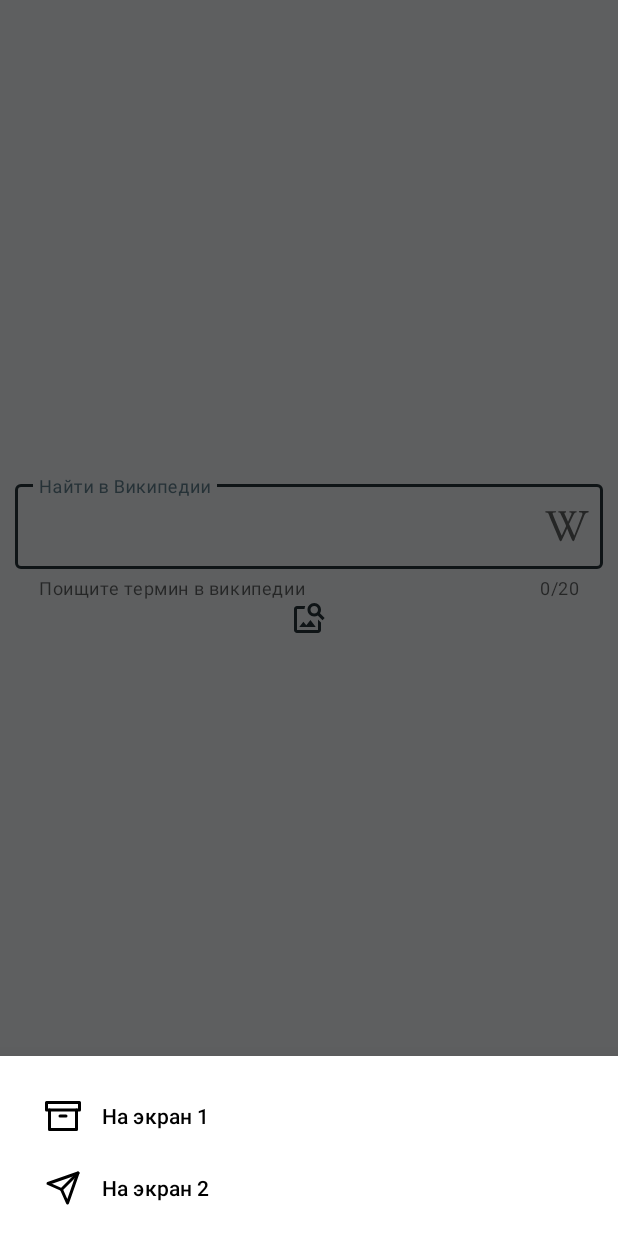
After one commit to MariLeva/Material, an Android app: the fragment BottomNavigationDrawerFragment placed in its activity, on a phone screen of 412 x 824 dp. The commit adds this screen. Run offline under Robolectric (Android 15) with nearby library versions, the phone set to English and light mode, and no system bars; pictures from the network do not load.

Commit message:
Урок 1. Добавила нижнюю навигацию

```diff
--- /dev/null
+++ b/app/src/main/java/ru/geekbrains/material/view/BottomNavigationDrawerFragment.kt
@@ -0,0 +1,51 @@
+package ru.geekbrains.material.view
+
+import android.os.Bundle
+import android.util.Log
+import android.view.LayoutInflater
+import android.view.View
+import android.view.ViewGroup
+import com.google.android.material.bottomsheet.BottomSheetDialogFragment
+import ru.geekbrains.material.R
+import ru.geekbrains.material.databinding.BottomNavigationLayoutBinding
+
+class BottomNavigationDrawerFragment : BottomSheetDialogFragment() {
+
+    private var _binding: BottomNavigationLayoutBinding? = null
+    val binding: BottomNavigationLayoutBinding get() = _binding!!
+
+    override fun onCreateView(
+        inflater: LayoutInflater,
+        container: ViewGroup?,
+        savedInstanceState: Bundle?
+    ): View? {
+        _binding = BottomNavigationLayoutBinding.inflate(inflater, container, false)
+        return binding.root
+    }
+
+    override fun onViewCreated(view: View, savedInstanceState: Bundle?) {
+        super.onViewCreated(view, savedInstanceState)
+
+        binding.designNavigationView.setNavigationItemSelectedListener {
+            when (it.itemId) {
+                R.id.navigation_one -> {
+                    Log.d("@@@", R.string.navigation_one.toString())
+                }
+                R.id.navigation_two -> {
+                    Log.d("@@@", R.string.navigation_two.toString())
+                }
+            }
+            true
+        }
+    }
+
+    override fun onDestroy() {
+        super.onDestroy()
+        _binding = null
+    }
+
+    companion object {
+        @JvmStatic
+        fun newInstance() = BottomSheetDialogFragment()
+    }
+}
--- a/app/src/main/java/ru/geekbrains/material/view/PictureOfTheDayFragment.kt
+++ b/app/src/main/java/ru/geekbrains/material/view/PictureOfTheDayFragment.kt
@@ -5,14 +5,14 @@
 import androidx.lifecycle.ViewModelProvider
 import android.os.Bundle
 import android.util.Log
+import android.view.*
 import androidx.fragment.app.Fragment
-import android.view.LayoutInflater
-import android.view.View
-import android.view.ViewGroup
 import androidx.constraintlayout.widget.ConstraintLayout
 import androidx.lifecycle.Observer
 import coil.load
 import com.google.android.material.bottomsheet.BottomSheetBehavior
+import ru.geekbrains.material.MainActivity
+import ru.geekbrains.material.R
 import ru.geekbrains.material.viewmodel.PictureOfTheDayViewModel
 import ru.geekbrains.material.databinding.FragmentPictureOfTheDayBinding
 
@@ -61,6 +61,9 @@
                     Uri.parse("https://en.wikipedia.org/wiki/${binding.inputEditText.text.toString()}")
             })
         }
+
+        (requireActivity() as MainActivity).setSupportActionBar(binding.bottomAppBar)
+        setHasOptionsMenu(true)
     }
 
     private fun renderData(pictureOfTheDayData: PictureOfTheDayData) {
@@ -99,4 +102,28 @@
         })
     }
 
+    override fun onCreateOptionsMenu(menu: Menu, inflater: MenuInflater) {
+        super.onCreateOptionsMenu(menu, inflater)
+        inflater.inflate(R.menu.menu_bottom_bar, menu)
+    }
+
+    override fun onOptionsItemSelected(item: MenuItem): Boolean {
+        when (item.itemId) {
+            R.id.app_bar_fav -> {
+                Log.d("@@@", "app_bar_fav")
+            }
+            R.id.app_bar_setting -> {
+                Log.d("@@@", "app_bar_setting")
+            }
+            android.R.id.home -> {
+                BottomNavigationDrawerFragment().show(
+                    requireActivity().supportFragmentManager,
+                    "tag"
+                )
+
+            }
+        }
+        return super.onOptionsItemSelected(item)
+    }
+
 }
--- /dev/null
+++ b/app/src/main/res/drawable/ic_archive.xml
@@ -0,0 +1,27 @@
+<vector xmlns:android="http://schemas.android.com/apk/res/android"
+    android:width="24dp"
+    android:height="24dp"
+    android:viewportWidth="24"
+    android:viewportHeight="24">
+    <path
+        android:fillColor="@android:color/transparent"
+        android:pathData="M21,8l0,13l-18,0l0,-13"
+        android:strokeWidth="2"
+        android:strokeColor="@color/blue_gray_900"
+        android:strokeLineCap="round"
+        android:strokeLineJoin="round" />
+    <path
+        android:fillColor="@android:color/transparent"
+        android:pathData="M1,3h22v5h-22z"
+        android:strokeWidth="2"
+        android:strokeColor="@color/blue_gray_900"
+        android:strokeLineCap="round"
+        android:strokeLineJoin="round" />
+    <path
+        android:fillColor="@android:color/transparent"
+        android:pathData="M10,12L14,12"
+        android:strokeWidth="2"
+        android:strokeColor="@color/blue_gray_900"
+        android:strokeLineCap="round"
+        android:strokeLineJoin="round" />
+</vector>
--- /dev/null
+++ b/app/src/main/res/drawable/ic_baseline_menu_24.xml
@@ -0,0 +1,5 @@
+<vector android:height="24dp" android:tint="@color/blue_gray_900"
+    android:viewportHeight="24" android:viewportWidth="24"
+    android:width="24dp" xmlns:android="http://schemas.android.com/apk/res/android">
+    <path android:fillColor="@android:color/white" android:pathData="M3,18h18v-2L3,16v2zM3,13h18v-2L3,11v2zM3,6v2h18L21,6L3,6z"/>
+</vector>
--- /dev/null
+++ b/app/src/main/res/drawable/ic_favourite_menu.xml
@@ -0,0 +1,13 @@
+<vector xmlns:android="http://schemas.android.com/apk/res/android"
+    android:width="24dp"
+    android:height="24dp"
+    android:viewportWidth="24"
+    android:viewportHeight="24">
+    <path
+        android:fillColor="@android:color/transparent"
+        android:pathData="M20.84,4.61a5.5,5.5 0,0 0,-7.78 0L12,5.67l-1.06,-1.06a5.5,5.5 0,0 0,-7.78 7.78l1.06,1.06L12,21.23l7.78,-7.78 1.06,-1.06a5.5,5.5 0,0 0,0 -7.78z"
+        android:strokeWidth="2"
+        android:strokeColor="@color/blue_gray_900"
+        android:strokeLineCap="round"
+        android:strokeLineJoin="round" />
+</vector>
--- /dev/null
+++ b/app/src/main/res/drawable/ic_plus_fab.xml
@@ -0,0 +1,5 @@
+<vector android:height="24dp" android:tint="@color/blue_gray_900"
+    android:viewportHeight="24" android:viewportWidth="24"
+    android:width="24dp" xmlns:android="http://schemas.android.com/apk/res/android">
+    <path android:fillColor="@android:color/white" android:pathData="M19,13h-6v6h-2v-6H5v-2h6V5h2v6h6v2z"/>
+</vector>
--- /dev/null
+++ b/app/src/main/res/drawable/ic_send.xml
@@ -0,0 +1,20 @@
+<vector xmlns:android="http://schemas.android.com/apk/res/android"
+    android:width="24dp"
+    android:height="24dp"
+    android:viewportWidth="24"
+    android:viewportHeight="24">
+    <path
+        android:fillColor="@android:color/transparent"
+        android:pathData="M22,2L11,13"
+        android:strokeWidth="2"
+        android:strokeColor="@color/blue_gray_900"
+        android:strokeLineCap="round"
+        android:strokeLineJoin="round" />
+    <path
+        android:fillColor="@android:color/transparent"
+        android:pathData="M22,2l-7,20l-4,-9l-9,-4l20,-7z"
+        android:strokeWidth="2"
+        android:strokeColor="@color/blue_gray_900"
+        android:strokeLineCap="round"
+        android:strokeLineJoin="round" />
+</vector>
--- /dev/null
+++ b/app/src/main/res/drawable/ic_settings_menu.xml
@@ -0,0 +1,20 @@
+<vector xmlns:android="http://schemas.android.com/apk/res/android"
+    android:width="24dp"
+    android:height="24dp"
+    android:viewportWidth="24"
+    android:viewportHeight="24">
+    <path
+        android:fillColor="@android:color/transparent"
+        android:pathData="M12,12m-3,0a3,3 0,1 1,6 0a3,3 0,1 1,-6 0"
+        android:strokeWidth="2"
+        android:strokeColor="@color/blue_gray_900"
+        android:strokeLineCap="round"
+        android:strokeLineJoin="round" />
+    <path
+        android:fillColor="@android:color/transparent"
+        android:pathData="M19.4,15a1.65,1.65 0,0 0,0.33 1.82l0.06,0.06a2,2 0,0 1,0 2.83,2 2,0 0,1 -2.83,0l-0.06,-0.06a1.65,1.65 0,0 0,-1.82 -0.33,1.65 1.65,0 0,0 -1,1.51V21a2,2 0,0 1,-2 2,2 2,0 0,1 -2,-2v-0.09A1.65,1.65 0,0 0,9 19.4a1.65,1.65 0,0 0,-1.82 0.33l-0.06,0.06a2,2 0,0 1,-2.83 0,2 2,0 0,1 0,-2.83l0.06,-0.06a1.65,1.65 0,0 0,0.33 -1.82,1.65 1.65,0 0,0 -1.51,-1H3a2,2 0,0 1,-2 -2,2 2,0 0,1 2,-2h0.09A1.65,1.65 0,0 0,4.6 9a1.65,1.65 0,0 0,-0.33 -1.82l-0.06,-0.06a2,2 0,0 1,0 -2.83,2 2,0 0,1 2.83,0l0.06,0.06a1.65,1.65 0,0 0,1.82 0.33H9a1.65,1.65 0,0 0,1 -1.51V3a2,2 0,0 1,2 -2,2 2,0 0,1 2,2v0.09a1.65,1.65 0,0 0,1 1.51,1.65 1.65,0 0,0 1.82,-0.33l0.06,-0.06a2,2 0,0 1,2.83 0,2 2,0 0,1 0,2.83l-0.06,0.06a1.65,1.65 0,0 0,-0.33 1.82V9a1.65,1.65 0,0 0,1.51 1H21a2,2 0,0 1,2 2,2 2,0 0,1 -2,2h-0.09a1.65,1.65 0,0 0,-1.51 1z"
+        android:strokeWidth="2"
+        android:strokeColor="@color/blue_gray_900"
+        android:strokeLineCap="round"
+        android:strokeLineJoin="round" />
+</vector>
--- /dev/null
+++ b/app/src/main/res/layout/bottom_navigation_layout.xml
@@ -0,0 +1,22 @@
+<?xml version="1.0" encoding="utf-8"?>
+<androidx.constraintlayout.widget.ConstraintLayout xmlns:android="http://schemas.android.com/apk/res/android"
+    xmlns:app="http://schemas.android.com/apk/res-auto"
+    xmlns:tools="http://schemas.android.com/tools"
+    android:layout_width="match_parent"
+    android:layout_height="wrap_content">
+
+    <com.google.android.material.navigation.NavigationView
+        android:id="@+id/design_navigation_view"
+        android:layout_width="match_parent"
+        android:layout_height="wrap_content"
+        android:layout_gravity="bottom"
+        android:layout_marginStart="@dimen/margin_navigation_view"
+        android:layout_marginTop="@dimen/margin_navigation_view"
+        android:layout_marginEnd="@dimen/margin_navigation_view"
+        app:layout_constraintEnd_toEndOf="parent"
+        app:layout_constraintStart_toStartOf="parent"
+        app:layout_constraintTop_toTopOf="parent"
+        app:menu="@menu/menu_bottom_navigation"
+        tools:ignore="MissingConstraints" />
+
+</androidx.constraintlayout.widget.ConstraintLayout>
--- a/app/src/main/res/layout/fragment_picture_of_the_day.xml
+++ b/app/src/main/res/layout/fragment_picture_of_the_day.xml
@@ -20,10 +20,10 @@
             android:hint="@string/search_wiki"
             app:counterEnabled="true"
             app:counterMaxLength="20"
+            app:endIconCheckable="true"
+            app:endIconDrawable="@drawable/ic_test_vector"
+            app:endIconMode="custom"
             app:helperText="@string/wiki_helper_text"
-            app:endIconMode="custom"
-            app:endIconDrawable="@drawable/ic_test_vector"
-            app:endIconCheckable="true"
             app:layout_constraintBottom_toTopOf="@+id/image_view"
             app:layout_constraintEnd_toEndOf="parent"
             app:layout_constraintStart_toStartOf="parent"
@@ -32,7 +32,7 @@
             <com.google.android.material.textfield.TextInputEditText
                 android:id="@+id/input_edit_text"
                 android:layout_width="match_parent"
-                android:layout_height="wrap_content"/>
+                android:layout_height="wrap_content" />
         </com.google.android.material.textfield.TextInputLayout>
 
         <ru.geekbrains.material.utils.EquilateralImageView
@@ -52,4 +52,24 @@
     <include
         android:id="@+id/bottom_sheet_fragment"
         layout="@layout/bottom_sheet_layout" />
+
+    <com.google.android.material.bottomappbar.BottomAppBar
+        android:id="@+id/bottom_app_bar"
+        android:layout_width="match_parent"
+        android:layout_height="wrap_content"
+        android:layout_gravity="bottom"
+        android:backgroundTint="?colorPrimary"
+        app:fabAlignmentMode="center"
+        app:hideOnScroll="true"
+        app:navigationIcon="@drawable/ic_baseline_menu_24" />
+
+    <com.google.android.material.floatingactionbutton.FloatingActionButton
+        android:id="@+id/fab"
+        android:layout_width="wrap_content"
+        android:layout_height="wrap_content"
+        android:backgroundTint="?colorOnPrimary"
+        android:src="@drawable/ic_plus_fab"
+        android:tint="@color/blue_gray_100"
+        app:layout_anchor="@id/bottom_app_bar" />
+
 </androidx.coordinatorlayout.widget.CoordinatorLayout>
--- /dev/null
+++ b/app/src/main/res/menu/menu_bottom_bar.xml
@@ -0,0 +1,15 @@
+<?xml version="1.0" encoding="utf-8"?>
+<menu xmlns:android="http://schemas.android.com/apk/res/android"
+    xmlns:app="http://schemas.android.com/apk/res-auto">
+    <item
+        android:id="@+id/app_bar_fav"
+        android:icon="@drawable/ic_favourite_menu"
+        android:title="@string/favourite"
+        app:showAsAction="ifRoom" />
+    <item
+        android:id="@+id/app_bar_setting"
+        android:icon="@drawable/ic_settings_menu"
+        android:title="@string/settings"
+        app:showAsAction="ifRoom"/>
+
+</menu>
--- /dev/null
+++ b/app/src/main/res/menu/menu_bottom_navigation.xml
@@ -0,0 +1,14 @@
+<?xml version="1.0" encoding="utf-8"?>
+<menu xmlns:android="http://schemas.android.com/apk/res/android">
+    <group android:checkableBehavior="none">
+        <item
+            android:id="@+id/navigation_one"
+            android:icon="@drawable/ic_archive"
+            android:title="@string/navigation_one" />
+
+        <item
+            android:id="@+id/navigation_two"
+            android:icon="@drawable/ic_send"
+            android:title="@string/navigation_two" />
+    </group>
+</menu>
--- a/app/src/main/res/values/dimens.xml
+++ b/app/src/main/res/values/dimens.xml
@@ -4,7 +4,8 @@
     <dimen name="bottom_sheet_line_height">1dp</dimen>
     <dimen name="bottom_sheet_line_margin">5dp</dimen>
     <dimen name="bottom_sheet_tv_padding">10dp</dimen>
-    <dimen name="bottom_sheet_behavior_peek">50dp</dimen>
+    <dimen name="bottom_sheet_behavior_peek">100dp</dimen>
     <dimen name="input_layout_width">0dp</dimen>
     <dimen name="text_size">16sp</dimen>
+    <dimen name="margin_navigation_view">8dp</dimen>
 </resources>
--- a/app/src/main/res/values/strings.xml
+++ b/app/src/main/res/values/strings.xml
@@ -5,4 +5,8 @@
     <string name="bottom_sheet_tv_explanation">This lovely star field spans some four full moons.</string>
     <string name="search_wiki">Найти в Википедии</string>
     <string name="wiki_helper_text">Поищите термин в википедии</string>
+    <string name="favourite">favourite</string>
+    <string name="settings">settings</string>
+    <string name="navigation_one">На экран 1</string>
+    <string name="navigation_two">На экран 2</string>
 </resources>
--- a/app/src/main/res/values/themes.xml
+++ b/app/src/main/res/values/themes.xml
@@ -1,12 +1,12 @@
 <resources xmlns:tools="http://schemas.android.com/tools">
     <!-- Base application theme. -->
-    <style name="Theme.Material" parent="Theme.MaterialComponents.DayNight.DarkActionBar">
+    <style name="Theme.Material" parent="Theme.MaterialComponents.DayNight.NoActionBar">
         <!-- Primary brand color. -->
         <item name="colorPrimary">@color/blue_gray_500</item>
         <item name="colorPrimaryVariant">@color/blue_gray_700</item>
         <item name="colorOnPrimary">@color/white</item>
         <!-- Secondary brand color. -->
-        <item name="colorSecondary">@color/teal_200</item>
+        <item name="colorSecondary">@color/blue_gray_200</item>
         <item name="colorSecondaryVariant">@color/teal_700</item>
         <item name="colorOnSecondary">@color/black</item>
         <!-- Status bar color. -->
```
